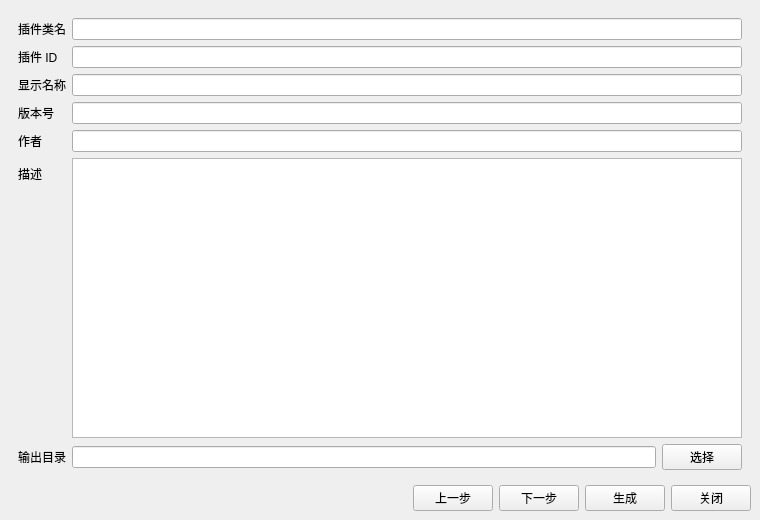
Above: tools/PluginCreator/PluginCreatorWindow.ui from daiqiangwang7/PluginFrame before the change. Below: the same form after it.
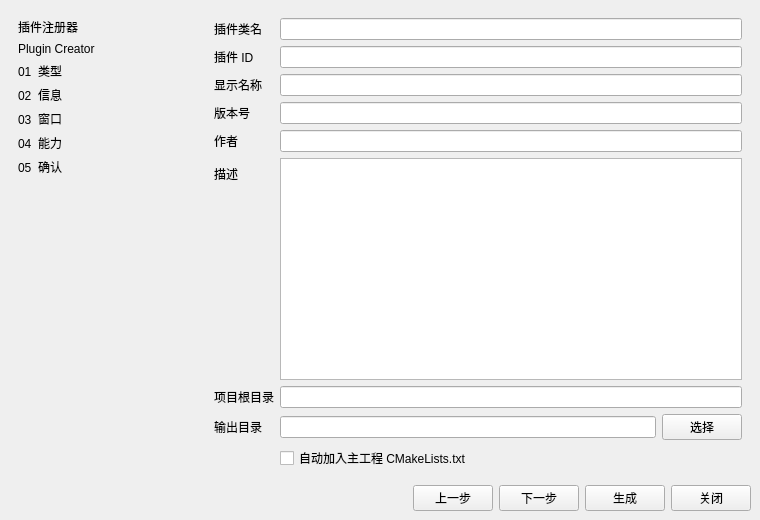
That is the form after the change. The open tabs and pages were chosen to show the change.

Commit message: 优化插件注册器生成流程

```diff
--- a/tools/PluginCreator/PluginCreatorWindow.ui
+++ b/tools/PluginCreator/PluginCreatorWindow.ui
@@ -16,7 +16,89 @@
   <widget class="QWidget" name="centralwidget">
    <layout class="QVBoxLayout" name="mainLayout">
     <item>
-     <widget class="QStackedWidget" name="pageStack">
+     <layout class="QHBoxLayout" name="contentLayout">
+      <item>
+       <widget class="QWidget" name="stepPanel">
+        <property name="minimumSize">
+         <size>
+          <width>190</width>
+          <height>0</height>
+         </size>
+        </property>
+        <property name="maximumSize">
+         <size>
+          <width>220</width>
+          <height>16777215</height>
+         </size>
+        </property>
+        <layout class="QVBoxLayout" name="stepLayout">
+         <item>
+          <widget class="QLabel" name="creatorTitleLabel">
+           <property name="text">
+            <string>插件注册器</string>
+           </property>
+          </widget>
+         </item>
+         <item>
+          <widget class="QLabel" name="creatorSubTitleLabel">
+           <property name="text">
+            <string>Plugin Creator</string>
+           </property>
+          </widget>
+         </item>
+         <item>
+          <widget class="QLabel" name="stepTypeLabel">
+           <property name="text">
+            <string>01  类型</string>
+           </property>
+          </widget>
+         </item>
+         <item>
+          <widget class="QLabel" name="stepInfoLabel">
+           <property name="text">
+            <string>02  信息</string>
+           </property>
+          </widget>
+         </item>
+         <item>
+          <widget class="QLabel" name="stepViewLabel">
+           <property name="text">
+            <string>03  窗口</string>
+           </property>
+          </widget>
+         </item>
+         <item>
+          <widget class="QLabel" name="stepAbilityLabel">
+           <property name="text">
+            <string>04  能力</string>
+           </property>
+          </widget>
+         </item>
+         <item>
+          <widget class="QLabel" name="stepSummaryLabel">
+           <property name="text">
+            <string>05  确认</string>
+           </property>
+          </widget>
+         </item>
+         <item>
+          <spacer name="stepSpacer">
+           <property name="orientation">
+            <enum>Qt::Vertical</enum>
+           </property>
+           <property name="sizeHint" stdset="0">
+            <size>
+             <width>20</width>
+             <height>260</height>
+            </size>
+           </property>
+          </spacer>
+         </item>
+        </layout>
+       </widget>
+      </item>
+      <item>
+       <widget class="QStackedWidget" name="pageStack">
       <widget class="QWidget" name="typePage">
        <layout class="QVBoxLayout" name="typeLayout">
         <item>
@@ -118,13 +200,27 @@
          <widget class="QTextEdit" name="descriptionEdit"/>
         </item>
         <item row="6" column="0">
+         <widget class="QLabel" name="projectRootLabel">
+          <property name="text">
+           <string>项目根目录</string>
+          </property>
+         </widget>
+        </item>
+        <item row="6" column="1">
+         <widget class="QLineEdit" name="projectRootEdit">
+          <property name="readOnly">
+           <bool>true</bool>
+          </property>
+         </widget>
+        </item>
+        <item row="7" column="0">
          <widget class="QLabel" name="outputDirectoryLabel">
           <property name="text">
            <string>输出目录</string>
           </property>
          </widget>
         </item>
-        <item row="6" column="1">
+        <item row="7" column="1">
          <layout class="QHBoxLayout" name="outputLayout">
           <item>
            <widget class="QLineEdit" name="outputDirectoryEdit"/>
@@ -138,6 +234,13 @@
           </item>
          </layout>
         </item>
+        <item row="8" column="1">
+         <widget class="QCheckBox" name="autoAddToProjectCheck">
+          <property name="text">
+           <string>自动加入主工程 CMakeLists.txt</string>
+          </property>
+         </widget>
+        </item>
        </layout>
       </widget>
       <widget class="QWidget" name="viewOptionsPage">
@@ -249,7 +352,9 @@
         </item>
        </layout>
       </widget>
-     </widget>
+       </widget>
+      </item>
+     </layout>
     </item>
     <item>
      <layout class="QHBoxLayout" name="buttonLayout">
```
Left out of the diff: 2 changed lines with no effect on the pictures. The commit also changes 8 other files.
